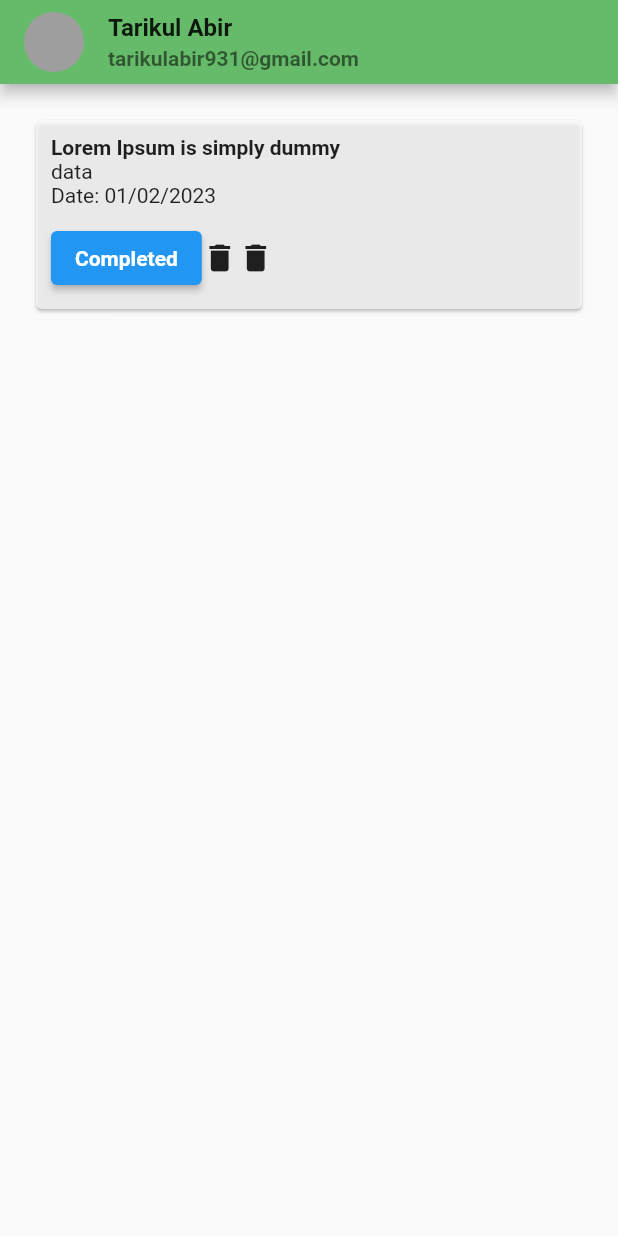
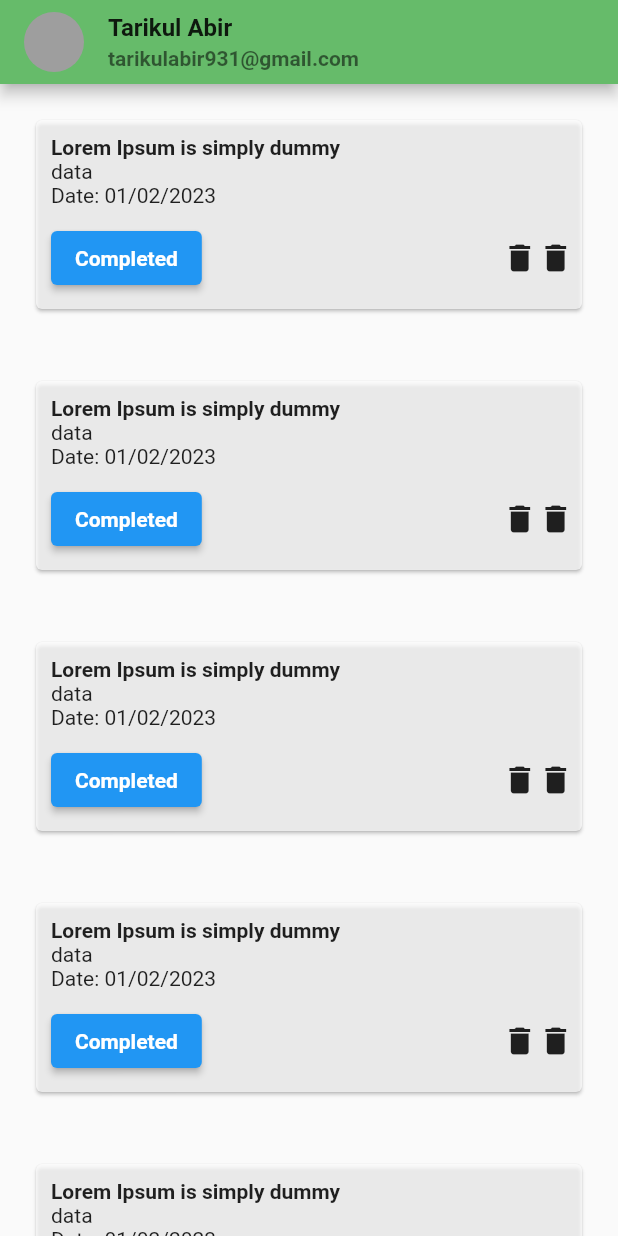
Before and after one commit to Tarikul69/Flutter-taskmanaget, a Flutter app: the screen it shows after launch, on a phone screen of 412 x 824 dp. Run offline on Flutter 3.47's test engine with Material 2 defaults, Android fonts, the phone set to English and light mode, and no system bars; our stand-ins replace flutter_svg, pin_code_fields.

Commit message:
2nd Commit

```diff
--- a/lib/screen/home.dart
+++ b/lib/screen/home.dart
@@ -6,7 +6,7 @@ class home extends StatefulWidget {
 
   @override
   State<home> createState() => _homeState();
-  MaterialStateProperty;
+
 }
 
 class _homeState extends State<home> {
@@ -16,59 +16,18 @@ class _homeState extends State<home> {
       home: Scaffold(
         appBar: topbar(),
         body: SingleChildScrollView(
-          child: Stack(
+          child: Column(
             children: [
-              Padding(
-                padding: EdgeInsets.all(20.0),
-                child: SizedBox(
-                  width: 1200,
-                  child: InkWell(
-                    onTap: () {},
-                    child: Card(
-                      color: Colors.white70,
-                      child: Padding(
-                        padding: EdgeInsets.all(10.0),
-                        child: Column(
-                          mainAxisAlignment: MainAxisAlignment.start,
-                          crossAxisAlignment: CrossAxisAlignment.start,
-                          children: [
-                            Text(
-                              "Lorem Ipsum is simply dummy",
-                              style: TextStyle(fontWeight: FontWeight.bold),
-                            ),
-                            Text("data"),
-                            Text("Date: 01/02/2023"),
-                            SizedBox(
-                              height: 10,
-                            ),
-                            Row(
-                              children: [
-                                ElevatedButton(
-                                  onPressed: () {},
-                                  child: Text(
-                                    "Completed",
-                                    style:
-                                        TextStyle(fontWeight: FontWeight.bold),
-                                  ),
-                                  style:  ButtonStyle(
-                                    shape:
-                                  ),
-                                ),
-                                Icon(
-                                  Icons.delete,
-                                ),
-                                Icon(
-                                  Icons.delete,
-                                ),
-                              ],
-                            )
-                          ],
-                        ),
-                      ),
-                    ),
-                  ),
-                ),
-              ),
+              card(),
+              card(),
+              card(),
+              card(),
+              card(),
+              card(),
+              card(),
+              card(),
+              card(),
+
             ],
           ),
         ),
--- a/lib/widgets.dart/tools.dart
+++ b/lib/widgets.dart/tools.dart
@@ -19,3 +19,67 @@ AppBar topbar() {
     backgroundColor: Colors.green[400],
   );
 }
+
+
+//Card
+class card extends StatelessWidget {
+  const card({
+    Key? key,
+  }) : super(key: key);
+
+  @override
+  Widget build(BuildContext context) {
+    return Padding(
+      padding: EdgeInsets.all(20.0),
+      child: SizedBox(
+        width: 1200,
+        child: InkWell(
+          onTap: () {},
+          child: Card(
+            color: Colors.white70,
+            child: Padding(
+              padding: EdgeInsets.all(10.0),
+              child: Column(
+                mainAxisAlignment: MainAxisAlignment.start,
+                crossAxisAlignment: CrossAxisAlignment.start,
+                children: [
+                  const Text(
+                    "Lorem Ipsum is simply dummy",
+                    style: TextStyle(fontWeight: FontWeight.bold),
+                  ),
+                  const Text("data"),
+                  const Text("Date: 01/02/2023"),
+                  const SizedBox(
+                    height: 10,
+                  ),
+                  Row(
+                    children: [
+                      ElevatedButton(
+                        onPressed: () {},
+                        style:  const ButtonStyle(
+
+                        ),
+                        child: const Text(
+                          "Completed",
+                          style:
+                          TextStyle(fontWeight: FontWeight.bold),
+                        ),
+                      ),
+                      const SizedBox(width: 200,),
+                      const Icon(
+                        Icons.delete,
+                      ),
+                      const Icon(
+                        Icons.delete,
+                      ),
+                    ],
+                  )
+                ],
+              ),
+            ),
+          ),
+        ),
+      ),
+    );
+  }
+}
```
